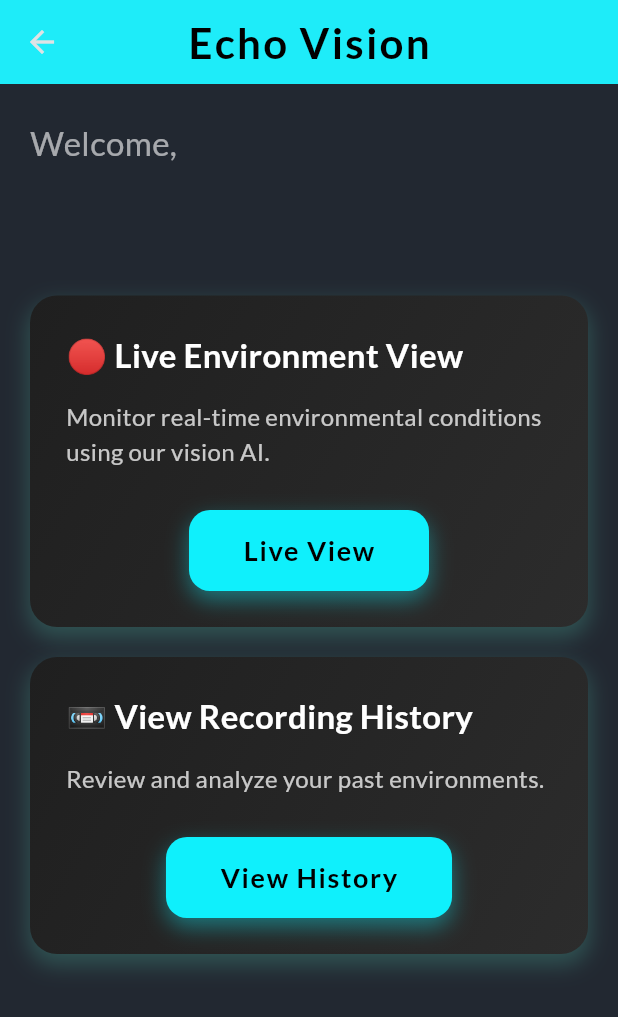
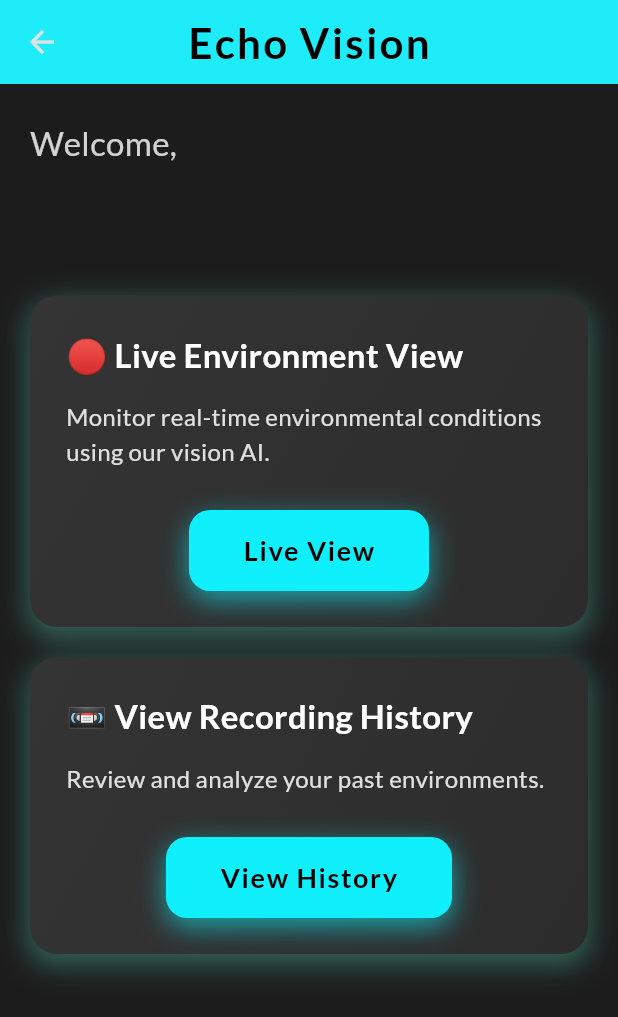
Before and after one commit to jchen1124/BitCamp2025App, a Flutter app: the HomeScreen screen opened directly with empty values, on a phone screen of 412 x 824 dp. Shown: the top 1017 px of the screen. Run offline on Flutter 3.47's test engine with Material 3 defaults, Android fonts, the phone set to English and light mode, and no system bars; our stand-ins replace google_fonts.

Commit message:
home_page fix

```diff
--- a/lib/screens/home_screen.dart
+++ b/lib/screens/home_screen.dart
@@ -9,7 +9,7 @@ class HomeScreen extends StatelessWidget {
   @override
   Widget build(BuildContext context) {
     return Scaffold(
-      backgroundColor: const Color(0xFF222831),
+      backgroundColor: const Color(0xFF1C1C1C), // Slightly lighter background
       appBar: AppBar(
         backgroundColor: const Color(0xFF0FF0FC),
         elevation: 10,
@@ -32,7 +32,9 @@ class HomeScreen extends StatelessWidget {
             Text(
               "Welcome,",
               style: TextStyle(
-                color: Colors.white.withOpacity(0.6),
+                color: Colors.white.withOpacity(
+                  0.8,
+                ), // Increased opacity for contrast
                 fontSize: 22,
               ),
             ),
@@ -93,16 +95,19 @@ class HomeScreen extends StatelessWidget {
     return Container(
       decoration: BoxDecoration(
         gradient: const LinearGradient(
-          colors: [Color(0xFF1F1F1F), Color(0xFF2C2C2C)],
+          colors: [
+            Color(0xFF343434),
+            Color(0xFF2C2C2C),
+          ], // Slightly lighter gradient
           begin: Alignment.topLeft,
           end: Alignment.bottomRight,
         ),
         borderRadius: BorderRadius.circular(18),
         boxShadow: [
           BoxShadow(
-            color: Colors.tealAccent.withOpacity(0.2),
-            blurRadius: 12,
-            spreadRadius: 1,
+            color: Colors.tealAccent.withOpacity(0.3), // Subtle shadow
+            blurRadius: 15,
+            spreadRadius: 2,
             offset: const Offset(0, 6),
           ),
         ],
@@ -125,7 +130,9 @@ class HomeScreen extends StatelessWidget {
               description,
               style: TextStyle(
                 fontSize: 16,
-                color: Colors.white.withOpacity(0.75),
+                color: Colors.white.withOpacity(
+                  0.85,
+                ), // Slightly higher opacity for better contrast
               ),
             ),
             const SizedBox(height: 28),
@@ -144,8 +151,10 @@ class HomeScreen extends StatelessWidget {
                     borderRadius: BorderRadius.circular(14),
                     boxShadow: [
                       BoxShadow(
-                        color: const Color(0xFF0FF0FC).withOpacity(0.4),
-                        blurRadius: 12,
+                        color: const Color(
+                          0xFF0FF0FC,
+                        ).withOpacity(0.6), // More visible shadow
+                        blurRadius: 15,
                         offset: const Offset(0, 6),
                       ),
                     ],
--- a/lib/screens/start_screen.dart
+++ b/lib/screens/start_screen.dart
@@ -117,7 +117,7 @@ class _StartScreenState extends State<StartScreen> {
                       shadowColor: colorScheme.secondary.withOpacity(0.5),
                     ),
                     child: const Text(
-                      "GET STARTE",
+                      "GET STARTED",
                       style: TextStyle(
                         fontSize: 22,
                         fontWeight: FontWeight.bold,
```
